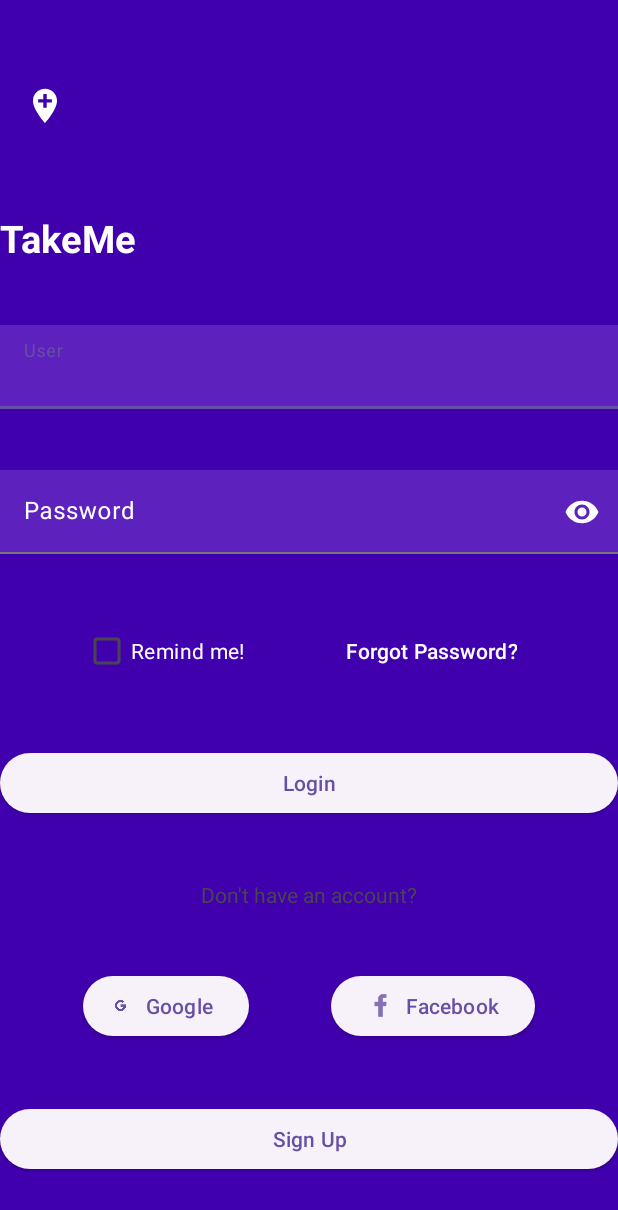
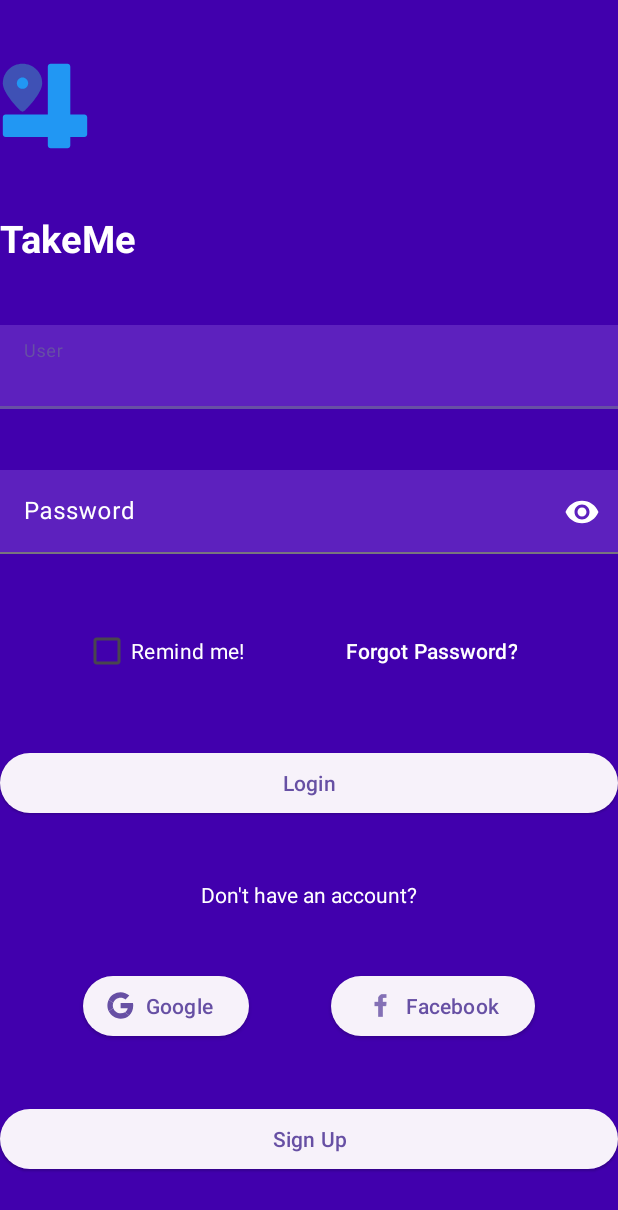
Before and after one commit to matiamb/TakeMe, an Android app: the screen it shows after launch (LoginActivity), on a phone screen of 412 x 824 dp. Shown: the top 1210 px of the screen. Run offline under Robolectric (Android 15) with nearby library versions, the phone set to English and light mode, and no system bars.

Commit message:
Logos changed

```diff
--- /dev/null
+++ b/app/src/main/res/drawable/app_logo.xml
@@ -0,0 +1,15 @@
+<vector xmlns:android="http://schemas.android.com/apk/res/android"
+    android:width="800dp"
+    android:height="800dp"
+    android:viewportWidth="32"
+    android:viewportHeight="32">
+  <path
+      android:pathData="M8,1C4.14,1 1,4.09 1,7.89c0,3.58 5.66,9.2 6.3,9.83C7.5,17.91 7.75,18 8,18s0.5,-0.09 0.7,-0.28c0.64,-0.63 6.3,-6.25 6.3,-9.83C15,4.09 11.86,1 8,1z"
+      android:fillColor="#3F51B5"/>
+  <path
+      android:pathData="M10,7.89c0,1.11 -0.9,2 -2,2S6,9 6,7.89c0,-1.1 0.9,-2 2,-2S10,6.79 10,7.89z"
+      android:fillColor="#2197F3"/>
+  <path
+      android:pathData="M30,19h-5V2c0,-0.55 -0.45,-1 -1,-1h-6c-0.55,0 -1,0.45 -1,1v17H2c-0.55,0 -1,0.45 -1,1v6c0,0.55 0.45,1 1,1h15v3c0,0.55 0.45,1 1,1h6c0.55,0 1,-0.45 1,-1v-3h5c0.55,0 1,-0.45 1,-1v-6C31,19.45 30.55,19 30,19z"
+      android:fillColor="#2197F3"/>
+</vector>
--- /dev/null
+++ b/app/src/main/res/drawable/icon_facebook.xml
@@ -0,0 +1,12 @@
+<vector xmlns:android="http://schemas.android.com/apk/res/android"
+    android:width="800dp"
+    android:height="800dp"
+    android:viewportWidth="16"
+    android:viewportHeight="16">
+  <path
+      android:pathData="M15,8a7,7 0,0 0,-7 -7,7 7,0 0,0 -1.094,13.915v-4.892H5.13V8h1.777V6.458c0,-1.754 1.045,-2.724 2.644,-2.724 0.766,0 1.567,0.137 1.567,0.137v1.723h-0.883c-0.87,0 -1.14,0.54 -1.14,1.093V8h1.941l-0.31,2.023H9.094v4.892A7.001,7.001 0,0 0,15 8z"
+      android:fillColor="#1877F2"/>
+  <path
+      android:pathData="M10.725,10.023L11.035,8H9.094V6.687c0,-0.553 0.27,-1.093 1.14,-1.093h0.883V3.87s-0.801,-0.137 -1.567,-0.137c-1.6,0 -2.644,0.97 -2.644,2.724V8H5.13v2.023h1.777v4.892a7.037,7.037 0,0 0,2.188 0v-4.892h1.63z"
+      android:fillColor="#ffffff"/>
+</vector>
--- /dev/null
+++ b/app/src/main/res/drawable/icon_google.xml
@@ -0,0 +1,30 @@
+<vector xmlns:android="http://schemas.android.com/apk/res/android"
+    android:width="800dp"
+    android:height="800dp"
+    android:viewportWidth="48"
+    android:viewportHeight="48">
+  <path
+      android:pathData="M10.327,24C10.327,22.476 10.58,21.014 11.032,19.644L3.123,13.604C1.582,16.734 0.714,20.26 0.714,24C0.714,27.737 1.581,31.261 3.12,34.388L11.025,28.337C10.577,26.973 10.327,25.517 10.327,24"
+      android:strokeWidth="1"
+      android:fillColor="#FBBC05"
+      android:fillType="evenOdd"
+      android:strokeColor="#00000000"/>
+  <path
+      android:pathData="M24.214,10.133C27.525,10.133 30.516,11.307 32.866,13.227L39.702,6.4C35.536,2.773 30.195,0.533 24.214,0.533C14.927,0.533 6.945,5.844 3.123,13.604L11.032,19.644C12.855,14.112 18.049,10.133 24.214,10.133"
+      android:strokeWidth="1"
+      android:fillColor="#EB4335"
+      android:fillType="evenOdd"
+      android:strokeColor="#00000000"/>
+  <path
+      android:pathData="M24.214,37.867C18.049,37.867 12.855,33.888 11.032,28.356L3.123,34.395C6.945,42.156 14.927,47.467 24.214,47.467C29.945,47.467 35.418,45.431 39.525,41.618L32.018,35.814C29.9,37.149 27.232,37.867 24.214,37.867"
+      android:strokeWidth="1"
+      android:fillColor="#34A853"
+      android:fillType="evenOdd"
+      android:strokeColor="#00000000"/>
+  <path
+      android:pathData="M46.645,24C46.645,22.613 46.432,21.12 46.111,19.733L24.214,19.733L24.214,28.8L36.818,28.8C36.188,31.891 34.472,34.268 32.018,35.814L39.525,41.618C43.839,37.614 46.645,31.649 46.645,24"
+      android:strokeWidth="1"
+      android:fillColor="#4285F4"
+      android:fillType="evenOdd"
+      android:strokeColor="#00000000"/>
+</vector>
--- a/app/src/main/res/layout/activity_login.xml
+++ b/app/src/main/res/layout/activity_login.xml
@@ -13,7 +13,7 @@
         android:id="@+id/company_icon"
         android:layout_width="60dp"
         android:layout_height="60dp"
-        android:src="@drawable/ic_app_icon_foreground"
+        android:src="@drawable/app_logo"
         app:layout_constraintBottom_toTopOf="@+id/company_name"
         app:layout_constraintEnd_toEndOf="parent"
         app:layout_constraintHorizontal_bias="0"
@@ -117,6 +117,7 @@
         android:id="@+id/txt_noAccount"
         android:layout_width="wrap_content"
         android:layout_height="wrap_content"
+        android:textColor="@color/white"
         android:text="Don't have an account?"
         app:layout_constraintBottom_toTopOf="@id/btn_google"
         app:layout_constraintEnd_toEndOf="parent"
@@ -129,7 +130,7 @@
         android:layout_width="wrap_content"
         android:layout_height="wrap_content"
         android:text="Google"
-        app:icon="@mipmap/ic_google_foreground"
+        app:icon="@drawable/icon_google"
         app:layout_constraintBottom_toTopOf="@id/btn_signup"
         app:layout_constraintEnd_toStartOf="@id/btn_facebook"
         app:layout_constraintHorizontal_chainStyle="spread"
@@ -142,7 +143,6 @@
         android:layout_width="wrap_content"
         android:layout_height="wrap_content"
         android:text="Facebook"
-
         app:icon="@drawable/ic_facebook"
         app:layout_constraintBottom_toTopOf="@id/btn_signup"
         app:layout_constraintEnd_toEndOf="parent"
```
